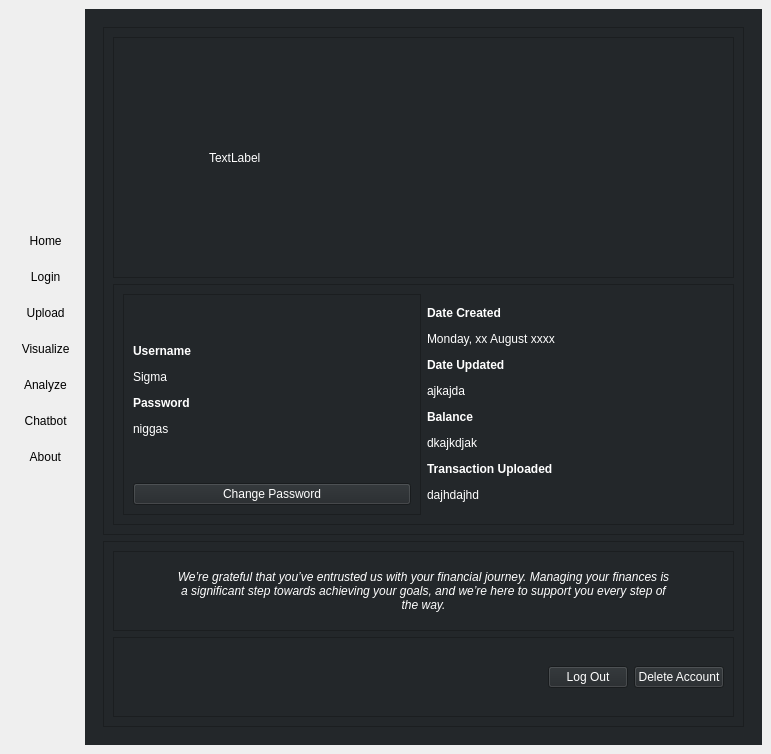
Qt form UI/Master.ui (AtlasCJr/pfm) before a commit.
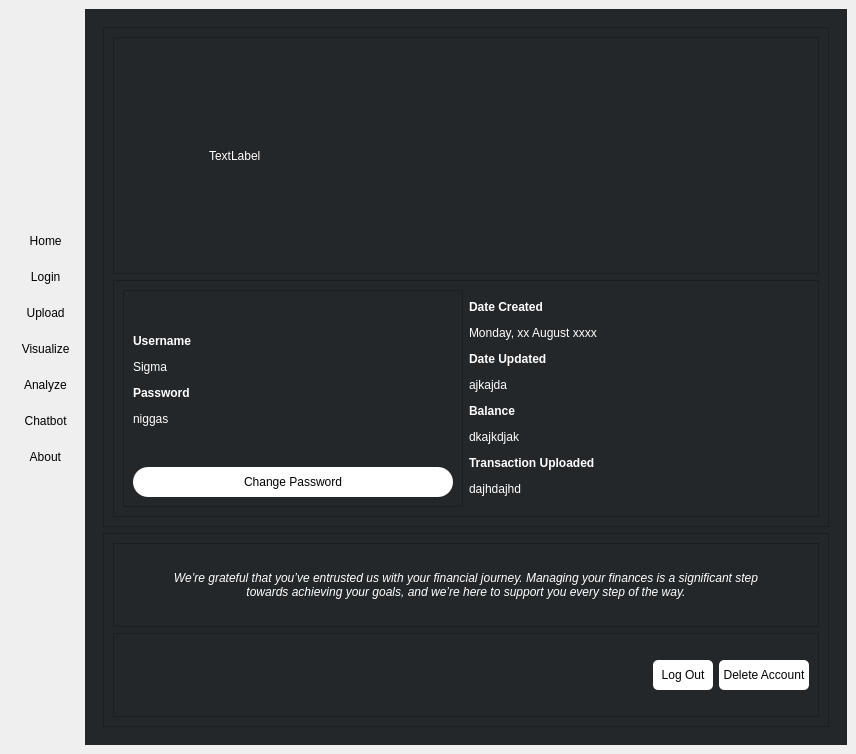
The same form after that commit. The open tabs and pages were chosen to show the change. Icons and pictures are not drawn.

Commit message: Changed Profile button style

```diff
--- a/UI/Master.ui
+++ b/UI/Master.ui
@@ -6,7 +6,7 @@
    <rect>
     <x>0</x>
     <y>0</y>
-    <width>771</width>
+    <width>856</width>
     <height>754</height>
    </rect>
   </property>
@@ -1531,8 +1531,23 @@
                     </item>
                     <item>
                      <widget class="QPushButton" name="PF_changePassword">
+                      <property name="sizePolicy">
+                       <sizepolicy hsizetype="Minimum" vsizetype="Fixed">
+                        <horstretch>0</horstretch>
+                        <verstretch>0</verstretch>
+                       </sizepolicy>
+                      </property>
+                      <property name="minimumSize">
+                       <size>
+                        <width>50</width>
+                        <height>30</height>
+                       </size>
+                      </property>
                       <property name="styleSheet">
-                       <string notr="true">color: rgb(255, 255, 255);</string>
+                       <string notr="true">color: rgb(0, 0, 0);
+background-color: rgb(255, 255, 255);
+
+border-radius: 15px;</string>
                       </property>
                       <property name="text">
                        <string>Change Password</string>
@@ -1667,8 +1682,23 @@
                  </item>
                  <item>
                   <widget class="QPushButton" name="PF_logOut">
+                   <property name="sizePolicy">
+                    <sizepolicy hsizetype="Minimum" vsizetype="Fixed">
+                     <horstretch>0</horstretch>
+                     <verstretch>0</verstretch>
+                    </sizepolicy>
+                   </property>
+                   <property name="minimumSize">
+                    <size>
+                     <width>60</width>
+                     <height>30</height>
+                    </size>
+                   </property>
                    <property name="styleSheet">
-                    <string notr="true">color: rgb(255, 255, 255);</string>
+                    <string notr="true">color: rgb(0, 0, 0);
+background-color: rgb(255, 255, 255);
+
+border-radius: 5px;</string>
                    </property>
                    <property name="text">
                     <string>Log Out</string>
@@ -1677,8 +1707,17 @@
                  </item>
                  <item>
                   <widget class="QPushButton" name="PF_deleteAccount">
+                   <property name="minimumSize">
+                    <size>
+                     <width>90</width>
+                     <height>30</height>
+                    </size>
+                   </property>
                    <property name="styleSheet">
-                    <string notr="true">color: rgb(255, 255, 255);</string>
+                    <string notr="true">color: rgb(0, 0, 0);
+
+background-color: rgb(255, 255, 255);
+border-radius: 5px;</string>
                    </property>
                    <property name="text">
                     <string>Delete Account</string>
```
Left out of the diff: 32 changed lines with no effect on the pictures. The commit also changes 2 other files.
